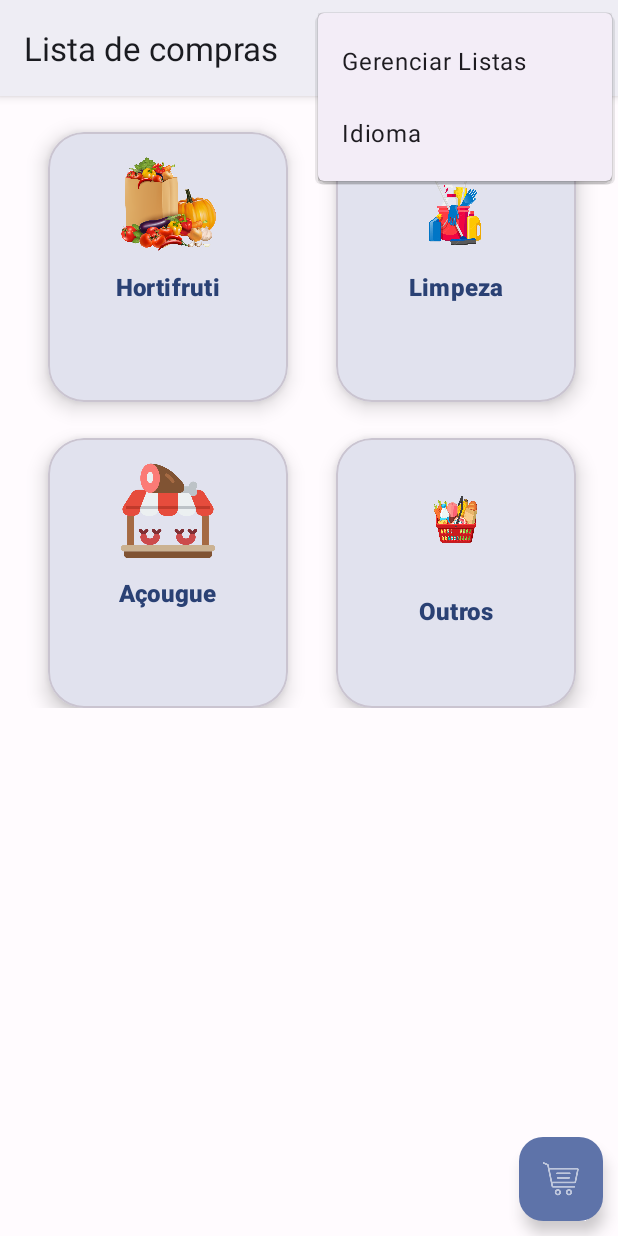
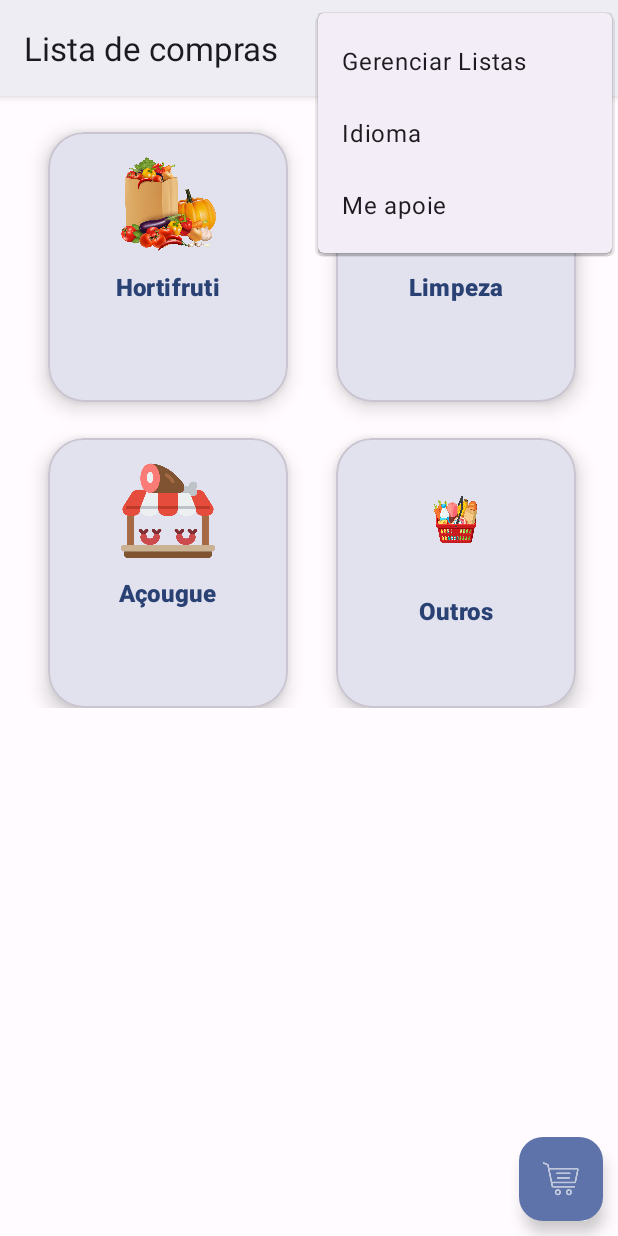
Before and after one commit to lotaviods/supermarket-android-app, an Android app built with Jetpack Compose: the screen it shows after launch (MainActivity), with the options menu open, on a phone screen of 412 x 824 dp. Run offline under Robolectric (Android 15) with nearby library versions, the phone set to English and light mode, and no system bars; our stand-ins replace Room's generated code, navigation-ui; 3 statements that could not run were skipped.

Commit message:
feat: add support me button in menu
- add SUPPORT_URL build config field in gradle
- add bilingual support me strings (Portuguese/English)
- add support menu item that opens GitHub repository
- enable buildConfig feature for accessing build constants
- bump version to 1.4.0

```diff
--- a/app/src/main/res/menu/main_menu.xml
+++ b/app/src/main/res/menu/main_menu.xml
@@ -9,4 +9,8 @@
         android:id="@+id/action_language"
         android:title="@string/language"
         app:showAsAction="never" />
+    <item
+        android:id="@+id/action_support"
+        android:title="@string/support_me"
+        app:showAsAction="never" />
 </menu>
--- a/app/src/main/res/values/strings.xml
+++ b/app/src/main/res/values/strings.xml
@@ -77,6 +77,9 @@
     <string name="widget_open_app">Abrir app</string>
     <string name="widget_refresh">Atualizar</string>
 
+    <!-- Support -->
+    <string name="support_me">Me apoie</string>
+
     <!-- Language -->
     <string name="language">Idioma</string>
     <string name="select_language">Selecionar Idioma</string>
```
Also changed, not shown: app/build.gradle (+5 -2 lines), app/src/main/java/br/com/lotaviods/listadecompras/ui/MainActivity.kt (+11 -0 lines), 2 other files.
